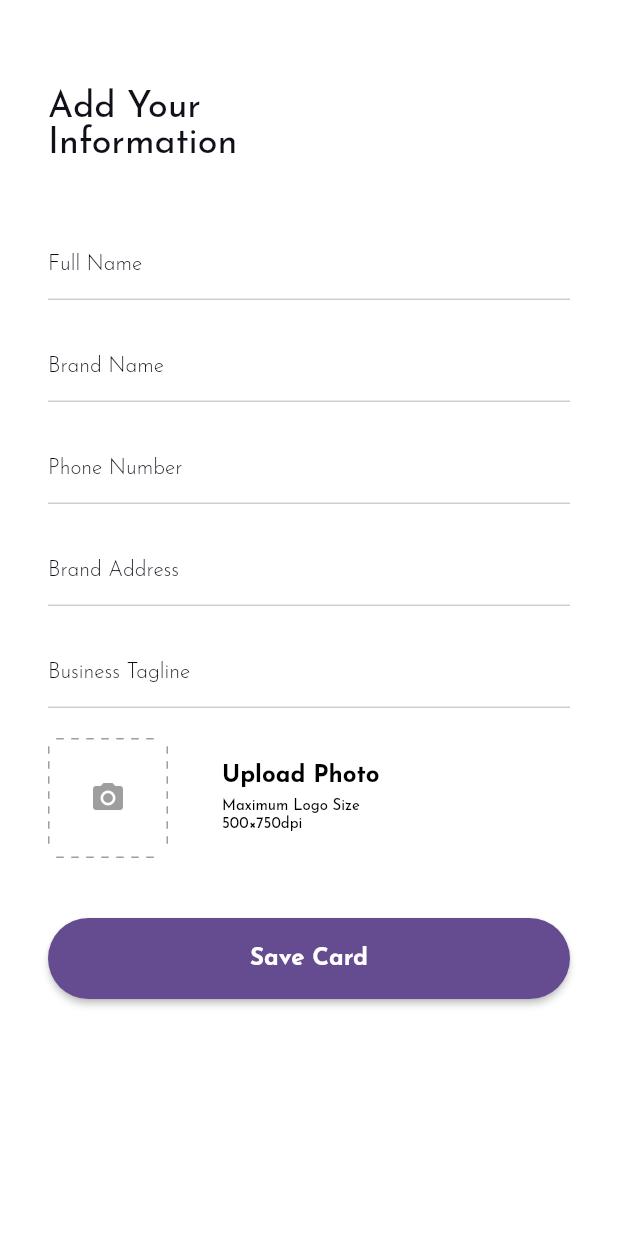
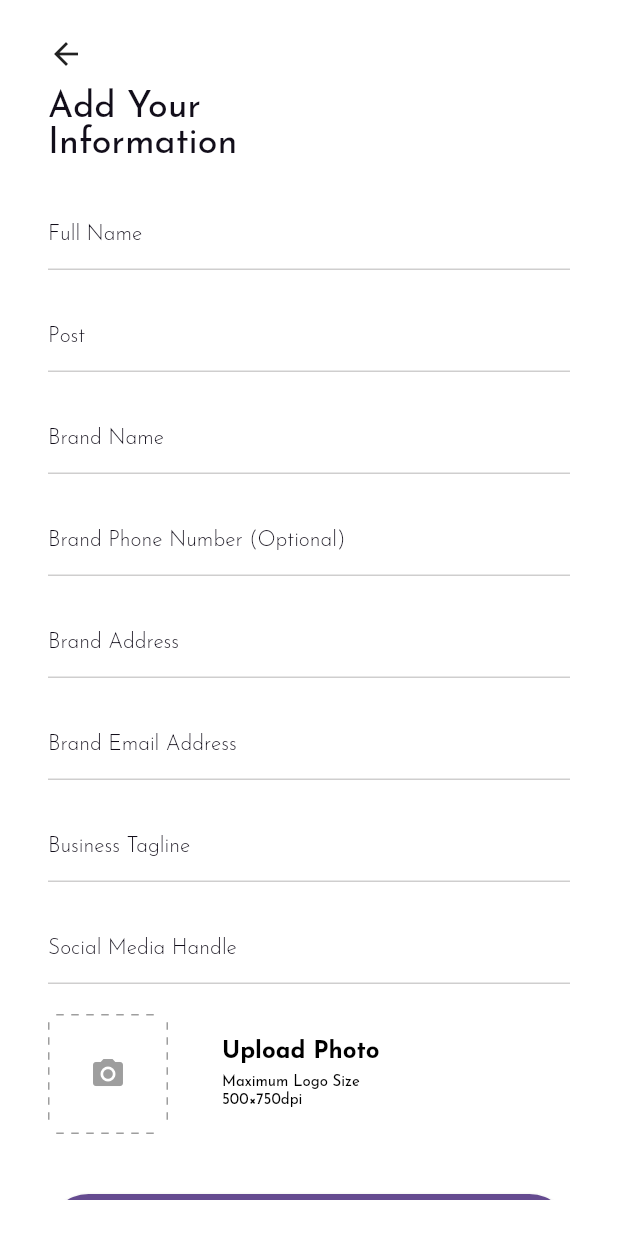
Before and after one commit to Mtconcept/impresa, a Flutter app: the AddCardInfoScreen screen opened directly, on a phone screen of 412 x 824 dp. Run offline on Flutter 3.47's test engine with Material 2 defaults, Android fonts, the phone set to English and light mode, and no system bars; our stand-ins replace cloud_firestore, firebase_auth, firebase_core, firebase_storage, flutter_svg, get and 1 more; accounts and stored records are empty.

Commit message:
Updated Add Card Information UI

```diff
--- a/lib/controllers/add_card_info_controller.dart
+++ b/lib/controllers/add_card_info_controller.dart
@@ -1,47 +1,64 @@
 import 'dart:io';
 
-import 'package:firebase_storage/firebase_storage.dart';
 import 'package:flutter/material.dart';
 import 'package:get/get.dart';
 import 'package:image_picker/image_picker.dart';
-import 'package:impresa/models/app_user.dart';
-import 'package:impresa/models/card_info.dart';
-import 'package:impresa/services/auth_service/auth_service.dart';
-import 'package:impresa/services/database/database_service.dart';
 
 import '../core/utils/failure.dart';
 import '../core/utils/notifier.dart';
 import '../core/utils/validation_mixin.dart';
+import '../models/app_user.dart';
+import '../models/card_info.dart';
+import '../models/card_params.dart';
+import '../services/auth_service/auth_service.dart';
+import '../services/database/database_service.dart';
 
 class AddCardInfoController extends Notifier with ValidationMixin {
+  final _postFocusNode = FocusNode();
   final _brandNameFocusNode = FocusNode();
   final _phoneNumberFocusNode = FocusNode();
   final _brandAddressFocusNode = FocusNode();
+  final _emailAddressFocusNode = FocusNode();
   final _businessTaglineFocusNode = FocusNode();
+  final _socialMediaHandleFocusNode = FocusNode();
 
   final _fullNameController = TextEditingController();
+  final _postController = TextEditingController();
   final _brandNameController = TextEditingController();
   final _phoneNumberController = TextEditingController();
   final _brandAddressController = TextEditingController();
+  final _emailAddressController = TextEditingController();
   final _businessTaglineController = TextEditingController();
+  final _socialMediaHandleController = TextEditingController();
 
   final _formKey = GlobalKey<FormState>();
   File _image;
 
+  FocusNode get postFocusNode => _postFocusNode;
   FocusNode get brandNameFocusNode => _brandNameFocusNode;
   FocusNode get phoneNumberFocusNode => _phoneNumberFocusNode;
   FocusNode get brandAddressFocusNode => _brandAddressFocusNode;
+  FocusNode get emailAddressFocusNode => _emailAddressFocusNode;
   FocusNode get businessTaglineFocusNode => _businessTaglineFocusNode;
+  FocusNode get socialMediaHandleFocusNode => _socialMediaHandleFocusNode;
 
   TextEditingController get fullNameController => _fullNameController;
+  TextEditingController get postController => _postController;
   TextEditingController get brandNameController => _brandNameController;
   TextEditingController get phoneNumberController => _phoneNumberController;
   TextEditingController get brandAddressController => _brandAddressController;
+  TextEditingController get emailAddressController => _emailAddressController;
   TextEditingController get businessTaglineController =>
       _businessTaglineController;
+  TextEditingController get socialMediaHandleController =>
+      _socialMediaHandleController;
 
   GlobalKey<FormState> get formKey => _formKey;
   File get image => _image;
+
+  void goBack() {
+    Get.back();
+  }
 
   Future<void> getImage() async {
     final pickedFile =
@@ -60,7 +77,17 @@ class AddCardInfoController extends Notifier with ValidationMixin {
     update();
   }
 
-  void saveCard() async {
+  void saveCard() {
+    AppUser user = Get.find<AuthService>().user;
+    if (user.isAnonymous) {
+      generateImage();
+    }
+    addCardInfo(user);
+  }
+
+  void generateImage() {}
+
+  void addCardInfo(AppUser user) async {
     Get.focusScope.unfocus();
 
     if (_image == null) {
@@ -78,12 +105,20 @@ class AddCardInfoController extends Notifier with ValidationMixin {
     setState(NotifierState.isLoading);
 
     try {
-      AppUser user = Get.find<AuthService>().user;
-      CardInfo cardInfo = await Get.find<DatabaseService>()
-          .addCardInfo(user.id, logoImage: _image, cardInfo: CardInfo.app());
+      CardParams params = CardParams(
+        userId: user.id,
+        emailAddress: _emailAddressController.text.trim(),
+        fullName: _fullNameController.text.trim(),
+        phoneNumber: _phoneNumberController.text.trim(),
+        address: _brandAddressController.text.trim(),
+        brandName: _brandNameController.text.trim(),
+        jobPosition: _postController.text.trim(),
+        logoImage: _image,
+        socialOrWebLink: _socialMediaHandleController.text.trim(),
+        tagline: _businessTaglineController.text.trim(),
+      );
 
-      print(cardInfo.fullName);
-      print(cardInfo.logoUrl);
+      CardInfo cardInfo = await Get.find<DatabaseService>().addCardInfo(params);
     } on Failure catch (f) {
       setState(NotifierState.isIdle);
       Get.snackbar(
@@ -98,19 +133,31 @@ class AddCardInfoController extends Notifier with ValidationMixin {
     //}
   }
 
+  void focusToPost(String value) {
+    _postFocusNode.requestFocus();
+  }
+
   void focusToBrandName(String value) {
-    brandNameFocusNode.requestFocus();
+    _brandNameFocusNode.requestFocus();
   }
 
   void focusToPhoneNumber(String value) {
-    phoneNumberFocusNode.requestFocus();
+    _phoneNumberFocusNode.requestFocus();
   }
 
   void focusToBrandAddress(String value) {
-    brandAddressFocusNode.requestFocus();
+    _brandAddressFocusNode.requestFocus();
+  }
+
+  void focusToEmailAddress(String value) {
+    _emailAddressFocusNode.requestFocus();
   }
 
   void focusToBusinessTagline(String value) {
-    businessTaglineFocusNode.requestFocus();
+    _businessTaglineFocusNode.requestFocus();
+  }
+
+  void focusToSocialMediaHandle(String value) {
+    _socialMediaHandleFocusNode.requestFocus();
   }
 }
--- /dev/null
+++ b/lib/models/card_params.dart
@@ -0,0 +1,29 @@
+import 'dart:io';
+
+import 'package:flutter/foundation.dart';
+
+class CardParams {
+  final String userId;
+  final String brandName;
+  final String fullName;
+  final String jobPosition;
+  final String address;
+  final String phoneNumber;
+  final String emailAddress;
+  final String socialOrWebLink;
+  final String tagline;
+  final File logoImage;
+
+  CardParams({
+    @required this.userId,
+    @required this.brandName,
+    @required this.fullName,
+    @required this.jobPosition,
+    @required this.address,
+    @required this.phoneNumber,
+    @required this.emailAddress,
+    @required this.socialOrWebLink,
+    @required this.tagline,
+    @required this.logoImage,
+  });
+}
--- a/lib/services/database/database_service.dart
+++ b/lib/services/database/database_service.dart
@@ -1,4 +1,6 @@
 import 'dart:io';
+
+import 'package:impresa/models/card_params.dart';
 
 import '../../models/app_user.dart';
 import '../../models/card_info.dart';
@@ -9,6 +11,5 @@ abstract class DatabaseService {
   Future<void> createUserWithId(String userId,
       {String emailAddress, String fullName, String phoneNumber});
 
-  Future<CardInfo> addCardInfo(String userId,
-      {File logoImage, CardInfo cardInfo});
+  Future<CardInfo> addCardInfo(CardParams params);
 }
--- a/lib/views/screens/add_card_info_screen.dart
+++ b/lib/views/screens/add_card_info_screen.dart
@@ -22,17 +22,16 @@ class AddCardInfoScreen extends StatelessWidget {
             builder: (controller) => LoadingScreen(
               isLoading: controller.state == NotifierState.isLoading,
               child: Container(
-                padding: EdgeInsets.symmetric(horizontal: 32.0),
-                child: SingleChildScrollView(
-                  child: Column(
-                    children: [
-                      SizedBox(height: 60),
-                      formHeader,
-                      SizedBox(height: 20),
-                      formBody(context, controller),
-                      SizedBox(height: 40),
-                    ],
-                  ),
+                padding: EdgeInsets.symmetric(horizontal: 32.0, vertical: 24.0),
+                child: ListView(
+                  children: [
+                    navigateBack(context, controller),
+                    SizedBox(height: 12),
+                    formHeader,
+                    // SizedBox(height: 20),
+                    formBody(context, controller),
+                    SizedBox(height: 40),
+                  ],
                 ),
               ),
             ),
@@ -41,6 +40,19 @@ class AddCardInfoScreen extends StatelessWidget {
       ),
     );
   }
+
+  Widget navigateBack(BuildContext context, AddCardInfoController controller) =>
+      InkWell(
+        onTap: controller.goBack,
+        child: Column(
+          crossAxisAlignment: CrossAxisAlignment.start,
+          children: [
+            Icon(
+              Icons.arrow_back,
+            ),
+          ],
+        ),
+      );
 
   Widget get formHeader => Hero(
         tag: 'header',
@@ -58,9 +70,20 @@ class AddCardInfoScreen extends StatelessWidget {
               controller: controller.fullNameController,
               validator: controller.validateFullName,
               textInputAction: TextInputAction.next,
+              onFieldSubmitted: controller.focusToPost,
+              decoration: InputDecoration(
+                hintText: 'Full Name',
+              ),
+            ),
+            SizedBox(height: 20),
+            TextFormField(
+              controller: controller.postController,
+              focusNode: controller.postFocusNode,
+              validator: controller.validateNotEmpty,
+              textInputAction: TextInputAction.next,
               onFieldSubmitted: controller.focusToBrandName,
               decoration: InputDecoration(
-                hintText: 'Full Name',
+                hintText: 'Post',
               ),
             ),
             SizedBox(height: 20),
@@ -77,12 +100,11 @@ class AddCardInfoScreen extends StatelessWidget {
             SizedBox(height: 20),
             TextFormField(
               controller: controller.phoneNumberController,
-              validator: controller.validatePhoneNumber,
               focusNode: controller.phoneNumberFocusNode,
               textInputAction: TextInputAction.next,
               onFieldSubmitted: controller.focusToBrandAddress,
               decoration: InputDecoration(
-                hintText: 'Phone Number',
+                hintText: 'Brand Phone Number (Optional)',
               ),
             ),
             SizedBox(height: 20),
@@ -91,20 +113,42 @@ class AddCardInfoScreen extends StatelessWidget {
               validator: controller.validateNotEmpty,
               focusNode: controller.brandAddressFocusNode,
               textInputAction: TextInputAction.next,
-              onFieldSubmitted: controller.focusToBusinessTagline,
+              onFieldSubmitted: controller.focusToEmailAddress,
               decoration: InputDecoration(
                 hintText: 'Brand Address',
               ),
             ),
             SizedBox(height: 20),
             TextFormField(
+              controller: controller.emailAddressController,
+              validator: controller.validateEmail,
+              focusNode: controller.emailAddressFocusNode,
+              textInputAction: TextInputAction.next,
+              onFieldSubmitted: controller.focusToBusinessTagline,
+              decoration: InputDecoration(
+                hintText: 'Brand Email Address',
+              ),
+            ),
+            SizedBox(height: 20),
+            TextFormField(
               controller: controller.businessTaglineController,
               focusNode: controller.businessTaglineFocusNode,
+              textInputAction: TextInputAction.next,
+              validator: controller.validateNotEmpty,
+              onFieldSubmitted: controller.focusToSocialMediaHandle,
+              decoration: InputDecoration(
+                hintText: 'Business Tagline',
+              ),
+            ),
+            SizedBox(height: 20),
+            TextFormField(
+              controller: controller.socialMediaHandleController,
+              focusNode: controller.socialMediaHandleFocusNode,
               textInputAction: TextInputAction.done,
               validator: controller.validateNotEmpty,
               onFieldSubmitted: (value) => controller.saveCard(),
               decoration: InputDecoration(
-                hintText: 'Business Tagline',
+                hintText: 'Social Media Handle',
               ),
             ),
             SizedBox(height: 20),
```
Also changed, not shown: lib/services/database/firebase_firestore_service.dart (+12 -12 lines), lib/views/screens/card_detail_screen.dart (+3 -4 lines).
